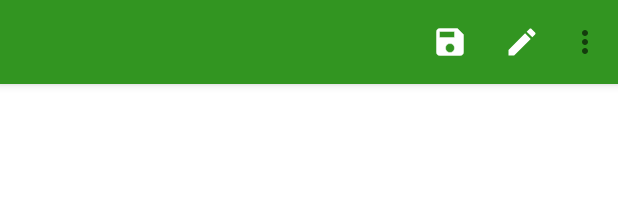
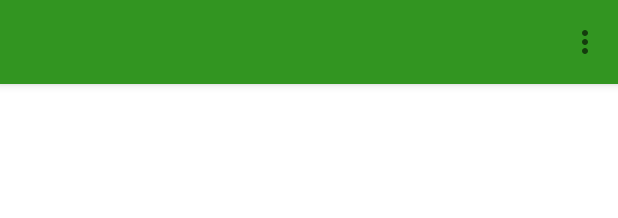
Before and after one commit to DmitryPisarevskiy/SultanAgency, an Android app: the layout activity_main.xml on its own in the app's theme, with its tools: preview values and no code run, on a phone screen of 412 x 824 dp. Shown: the top 218 px of the screen. Run offline under Robolectric (Android 15) with nearby library versions, the phone set to English and light mode, and no system bars.

Commit message:
Tuning toolbar

```diff
--- a/app/src/main/java/com/example/sultanagency/presentation/main/IToolsListener.kt
+++ /dev/null
@@ -1,6 +0,0 @@
-package com.example.sultanagency.presentation.main
-
-interface IToolsListener {
-    fun showSave()
-    fun showEdit()
-}
--- a/app/src/main/java/com/example/sultanagency/presentation/post/PostFragment.kt
+++ b/app/src/main/java/com/example/sultanagency/presentation/post/PostFragment.kt
@@ -45,6 +45,7 @@ class PostFragment(val post: Publication) : Fragment(), IPostFragment {
     @RequiresApi(Build.VERSION_CODES.O)
     override fun onViewCreated(view: View, savedInstanceState: Bundle?) {
         super.onViewCreated(view, savedInstanceState)
+
         presenter = PostPresenter(this, requireContext())
 //        val ivPicture = view.findViewById<ImageView>(R.id.vp_post_picture)
         val vpPicture = view.findViewById<ViewPager2>(R.id.vp_post_picture)
--- a/app/src/main/res/menu/menu_toolbar.xml
+++ b/app/src/main/res/menu/menu_toolbar.xml
@@ -6,17 +6,19 @@
         android:orderInCategory="1"
         android:title="@string/save"
         android:icon="@drawable/baseline_save_24"
-        app:showAsAction="ifRoom"/>
+        app:showAsAction="ifRoom"
+        android:visible="false"/>
     <item
         android:id="@+id/toolbar_edit"
         android:orderInCategory="2"
         android:title="@string/edit"
         android:icon="@drawable/baseline_edit_24"
-        app:showAsAction="ifRoom"/>
+        app:showAsAction="ifRoom"
+        android:visible="false"/>
     <item
         android:id="@+id/toolbar_settings"
         android:orderInCategory="3"
         android:title="@string/settings"
         android:icon="@drawable/baseline_settings_24"
-        app:showAsAction="never"/>
+        app:showAsAction="never" />
 </menu>
```
Also changed, not shown: app/src/main/java/com/example/sultanagency/presentation/main/MainActivity.kt (+21 -1 lines).
